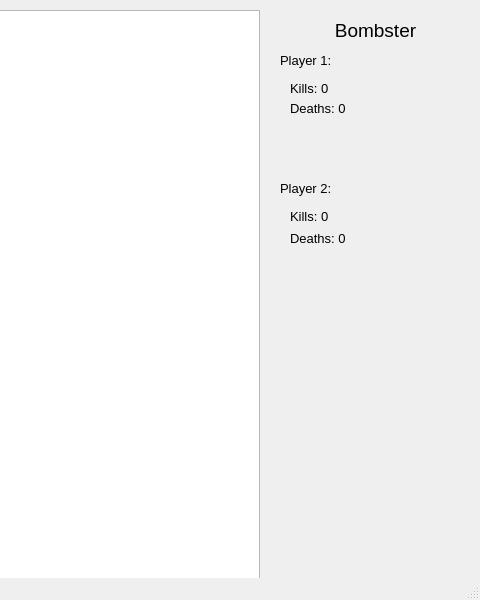
slmblck/bomberman, file Bomberman/gamescreen.ui: the form before one commit; both pictures show x 320 to 800 and y 0 to 600 of the 800 by 600 pixel window.
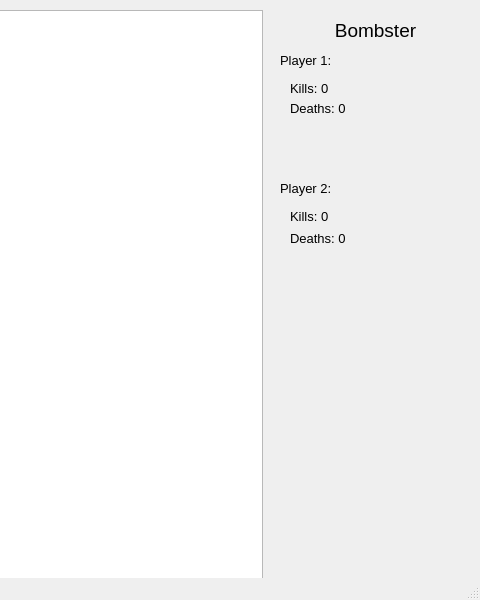
The form after the commit.

```diff
--- a/Bomberman/gamescreen.ui
+++ b/Bomberman/gamescreen.ui
@@ -24,8 +24,8 @@
      <rect>
       <x>10</x>
       <y>10</y>
-      <width>570</width>
-      <height>570</height>
+      <width>573</width>
+      <height>573</height>
      </rect>
     </property>
     <property name="verticalScrollBarPolicy">
```
Left out of the diff: 2 changed lines with no effect on the pictures.
